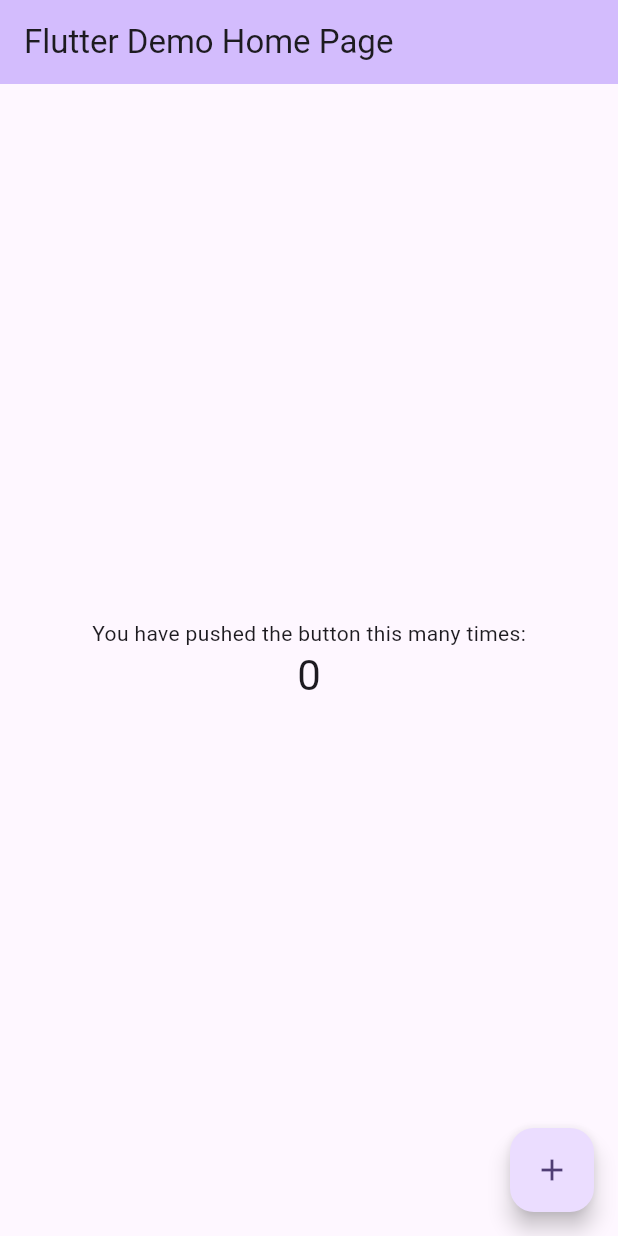
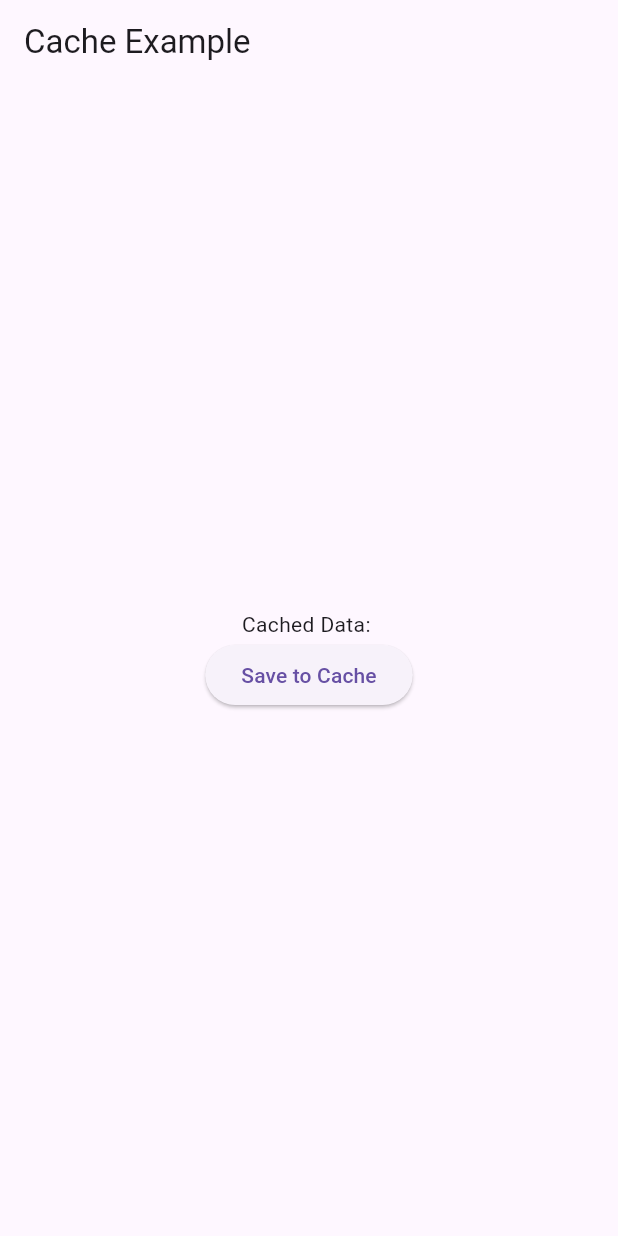
Before and after one commit to bboshapham/shared_cache, a Flutter app: the screen it shows after launch, on a phone screen of 412 x 824 dp. Run offline on Flutter 3.47's test engine with Material 3 defaults, Android fonts, the phone set to English and light mode, and no system bars; our stand-ins replace shared_preferences.

Commit message:
edit cached

```diff
--- a/lib/main.dart
+++ b/lib/main.dart
@@ -1,4 +1,5 @@
 import 'package:flutter/material.dart';
+import 'package:shared_preferences/shared_preferences.dart';
 
 void main() {
   runApp(const MyApp());
@@ -9,61 +10,61 @@ class MyApp extends StatelessWidget {
 
   @override
   Widget build(BuildContext context) {
-    return MaterialApp(
-      title: 'Flutter Demo',
-      theme: ThemeData(
-        colorScheme: ColorScheme.fromSeed(seedColor: Colors.deepPurple),
-        useMaterial3: true,
-      ),
-      home: const MyHomePage(title: 'Flutter Demo Home Page'),
+    return const MaterialApp(
+      home: CacheExample(),
     );
   }
 }
 
-class MyHomePage extends StatefulWidget {
-  const MyHomePage({super.key, required this.title});
-
-  final String title;
+class CacheExample extends StatefulWidget {
+  const CacheExample({super.key});
 
   @override
-  State<MyHomePage> createState() => _MyHomePageState();
+  // ignore: library_private_types_in_public_api
+  _CacheExampleState createState() => _CacheExampleState();
 }
 
-class _MyHomePageState extends State<MyHomePage> {
-  int _counter = 0;
+class _CacheExampleState extends State<CacheExample> {
+  String cachedData = '';
 
-  void _incrementCounter() {
+  @override
+  void initState() {
+    super.initState();
+    _loadCachedData();
+  }
+
+  _loadCachedData() async {
+    SharedPreferences prefs = await SharedPreferences.getInstance();
     setState(() {
-      _counter++;
+      cachedData = prefs.getString('cached_data') ?? '';
     });
+  }
+
+  _saveDataToCache(String data) async {
+    SharedPreferences prefs = await SharedPreferences.getInstance();
+    await prefs.setString('cached_data', data);
   }
 
   @override
   Widget build(BuildContext context) {
     return Scaffold(
       appBar: AppBar(
-        backgroundColor: Theme.of(context).colorScheme.inversePrimary,
-        title: Text(widget.title),
+        title: const Text('Cache Example'),
       ),
       body: Center(
         child: Column(
           mainAxisAlignment: MainAxisAlignment.center,
           children: <Widget>[
-            const Text(
-              'You have pushed the button this many times:',
-            ),
-            Text(
-              '$_counter',
-              style: Theme.of(context).textTheme.headlineMedium,
-            ),
+            Text('Cached Data: $cachedData'),
+            ElevatedButton(
+                onPressed: () {
+                  _saveDataToCache('Cached Data Example');
+                  _loadCachedData();
+                },
+                child: const Text('Save to Cache'))
           ],
         ),
       ),
-      floatingActionButton: FloatingActionButton(
-        onPressed: _incrementCounter,
-        tooltip: 'Increment',
-        child: const Icon(Icons.add),
-      ), // This trailing comma makes auto-formatting nicer for build methods.
     );
   }
 }
```
Also changed, not shown: pubspec.yaml (+3 -4 lines), pubspec.lock, 1 other file.
